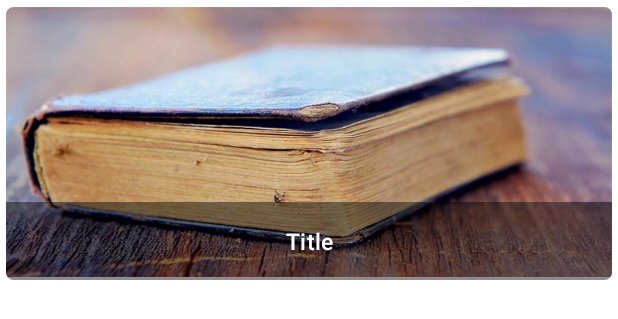
After one commit to yashjainyj/LpuKiPathshala-12rlef-, an Android app: the layout dashboard_recycler_view_layput.xml on its own in the app's theme, with its tools: preview values and no code run, on a phone screen of 412 x 824 dp. The commit adds this screen. Shown: the top 319 px of the screen. Run offline under Robolectric (Android 15) with nearby library versions, the phone set to English and light mode, and no system bars.

Commit message:
Home Layout and chatting Yash

```diff
--- a/app/src/main/AndroidManifest.xml
+++ b/app/src/main/AndroidManifest.xml
@@ -36,6 +36,7 @@
         <activity android:name=".quoraa.answercmainclass"></activity>
         <activity android:name=".quoraa.answermoreup"></activity>
         <activity android:name=".quoraa.Uploadquestion"></activity>
+        <activity android:name=".Dashboard.Dashboard"></activity>
         <meta-data android:name="com.truecaller.android.sdk.PartnerKey" android:value="@string/partnerKey"/>
         <service android:name=".Notification.MyFIrebaseIdService"
             android:enabled="true"
--- a/app/src/main/java/com/example/lpukipathshala/MainActivity.java
+++ b/app/src/main/java/com/example/lpukipathshala/MainActivity.java
@@ -15,6 +15,7 @@ import android.widget.FrameLayout;
 import android.widget.TextView;
 import android.widget.Toast;
 
+import com.example.lpukipathshala.Dashboard.Dashboard;
 import com.example.lpukipathshala.Login_Fragment.First_Fragment;
 import com.google.android.gms.tasks.OnCompleteListener;
 import com.google.android.gms.tasks.Task;
@@ -70,8 +71,8 @@ public class MainActivity extends AppCompatActivity implements View.OnClickListe
     private void updateUI(FirebaseUser currentUser) {
         if(currentUser!=null)
         {
-            Toast.makeText(this, currentUser.getEmail(), Toast.LENGTH_SHORT).show();
-            Intent intent = new Intent(MainActivity.this,HomeActivity.class);
+            //Toast.makeText(this, currentUser.getEmail(), Toast.LENGTH_SHORT).show();
+            Intent intent = new Intent(MainActivity.this, Dashboard.class);
             startActivity(intent);
         }
         else
--- a/app/src/main/java/com/example/lpukipathshala/product/ProductGridFragment.java
+++ b/app/src/main/java/com/example/lpukipathshala/product/ProductGridFragment.java
@@ -29,6 +29,7 @@ import android.widget.Toast;
 
 import com.example.lpukipathshala.Add_Product.AddBook;
 import com.example.lpukipathshala.Category.Category_Main;
+import com.example.lpukipathshala.Dashboard.Dashboard;
 import com.example.lpukipathshala.DataModels.Add_Book_Model;
 import com.example.lpukipathshala.Myaccount.AccountDetails;
 import com.example.lpukipathshala.R;
@@ -120,7 +121,7 @@ public class ProductGridFragment extends Fragment {
             });
             category = view.findViewById(R.id.categories);
             category.setOnClickListener(v -> {
-                Intent intent = new Intent(getContext(), Category_Main.class);
+                Intent intent = new Intent(getContext(), Dashboard.class);
                 startActivity(intent);
                 getActivity().finish();
             });
--- a/app/src/main/res/layout/chat_display.xml
+++ b/app/src/main/res/layout/chat_display.xml
@@ -34,9 +34,11 @@
         android:layout_centerInParent="true"
         android:id="@+id/no"
         android:padding="20sp"
+        android:lines="2"
         android:textAlignment="center"
         android:textSize="25sp"
-        android:text="Here You can see a intrested user for your product and chat with them...."
+        android:text="No Message, Yet \n
+No messages in your inbox yet!"
         android:textColor="#ffffff"
         />
 
--- /dev/null
+++ b/app/src/main/res/layout/dashboard_recycler_view_layput.xml
@@ -0,0 +1,47 @@
+<android.support.design.card.MaterialCardView
+    xmlns:android="http://schemas.android.com/apk/res/android"
+    xmlns:app="http://schemas.android.com/apk/res-auto"
+    android:layout_width="match_parent"
+    app:cardUseCompatPadding="true"
+    android:layout_height="wrap_content"
+
+    app:cardElevation="0dp"
+    android:elevation="12dp"
+    app:cardCornerRadius="5dp"
+    app:cardPreventCornerOverlap="true">
+
+    <LinearLayout
+        android:layout_width="match_parent"
+        android:layout_height="wrap_content"
+        android:orientation="vertical">
+            <ImageView
+                android:id="@+id/product_image"
+                android:layout_width="match_parent"
+                android:layout_height="180dp"
+                android:src="@drawable/a"
+               android:scaleType="fitXY">
+            </ImageView>
+
+
+
+        <LinearLayout
+            android:layout_width="match_parent"
+            android:padding="15dp"
+            android:orientation="vertical"
+            android:layout_marginTop="-50dp"
+            android:background="#72000000"
+            android:layout_gravity="bottom"
+            android:layout_height="match_parent">
+            <TextView
+                android:id="@+id/product_title"
+                android:layout_width="match_parent"
+                android:layout_height="wrap_content"
+                android:text="Title"
+                android:textColor="#ffffff"
+                android:textAlignment="center"
+                android:textSize="15dp"
+                android:textAppearance="?attr/textAppearanceHeadline6" />
+
+        </LinearLayout>
+    </LinearLayout>
+</android.support.design.card.MaterialCardView>
```
Also changed, not shown: app/src/main/java/com/example/lpukipathshala/Cart/Cart.java (+1 -23 lines), app/src/main/java/com/example/lpukipathshala/Cart/Chat_Display_Adapter.java (+24 -12 lines), app/src/main/java/com/example/lpukipathshala/Dashboard/DashBoard_Adapter.java (added, +89 -0 lines), app/src/main/java/com/example/lpukipathshala/Dashboard/Dashboard.java (added, +43 -0 lines), app/src/main/java/com/example/lpukipathshala/Dashboard/Dashboard_Details.java (added, +27 -0 lines), app/src/main/java/com/example/lpukipathshala/Dashboard/Dashboard_Fragment.java (added, +124 -0 lines), app/src/main/java/com/example/lpukipathshala/Dashboard/NavigationHost.java (added, +7 -0 lines), app/src/main/java/com/example/lpukipathshala/Notification/MyFirebaseMessaging.java (+7 -9 lines), app/src/main/res/layout/dashboard_fragment.xml (added, +89 -0 lines), app/src/main/res/layout/home_activity.xml (added, +39 -0 lines), app/src/main/res/drawable/truecaller.png (deleted).
